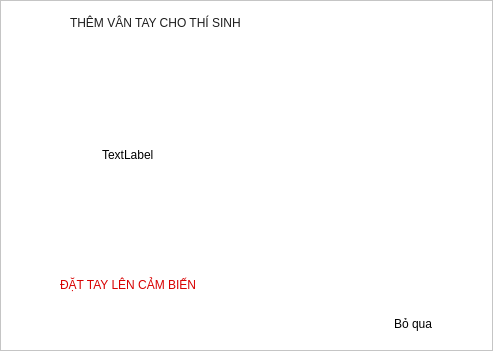
First picture: the form in SettingScreen/Ui/CacBuocThemDuLieu/ThemVanTayThiSinh.ui, repository Lam-dev/TheoryFaceRecognition, before the edit.
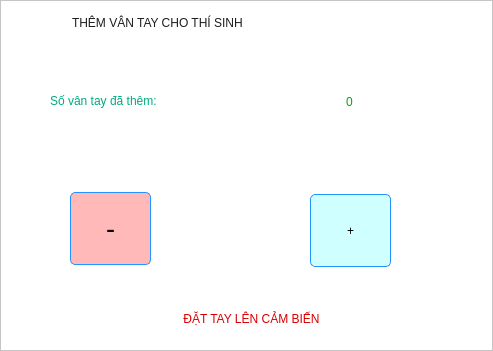
Second picture: the form after the edit.

```diff
--- a/SettingScreen/Ui/CacBuocThemDuLieu/ThemVanTayThiSinh.ui
+++ b/SettingScreen/Ui/CacBuocThemDuLieu/ThemVanTayThiSinh.ui
@@ -25,7 +25,7 @@
   <widget class="QLabel" name="label_ThemVanTayThiSinh">
    <property name="geometry">
     <rect>
-     <x>70</x>
+     <x>72</x>
      <y>6</y>
      <width>335</width>
      <height>33</height>
@@ -39,24 +39,11 @@
     <string>THÊM VÂN TAY CHO THÍ SINH</string>
    </property>
   </widget>
-  <widget class="QLabel" name="label_forShowIconAddFingerPrint">
-   <property name="geometry">
-    <rect>
-     <x>102</x>
-     <y>50</y>
-     <width>287</width>
-     <height>209</height>
-    </rect>
-   </property>
-   <property name="text">
-    <string>TextLabel</string>
-   </property>
-  </widget>
   <widget class="QLabel" name="label_forShowAnoument">
    <property name="geometry">
     <rect>
-     <x>60</x>
-     <y>264</y>
+     <x>64</x>
+     <y>298</y>
      <width>375</width>
      <height>41</height>
     </rect>
@@ -68,18 +55,99 @@
    <property name="text">
     <string>ĐẶT TAY LÊN CẢM BIẾN</string>
    </property>
+   <property name="alignment">
+    <set>Qt::AlignCenter</set>
+   </property>
   </widget>
   <widget class="QLabel" name="label_skipAddFGP">
    <property name="geometry">
     <rect>
-     <x>394</x>
-     <y>308</y>
-     <width>85</width>
-     <height>31</height>
+     <x>50</x>
+     <y>72</y>
+     <width>273</width>
+     <height>57</height>
     </rect>
    </property>
+   <property name="styleSheet">
+    <string notr="true">color: rgb(0, 170, 127);
+font: 75 bold 18pt &quot;Ubuntu&quot;;</string>
+   </property>
    <property name="text">
-    <string>Bỏ qua</string>
+    <string>Số vân tay đã thêm:</string>
+   </property>
+  </widget>
+  <widget class="QLabel" name="label_numberFGPadded">
+   <property name="geometry">
+    <rect>
+     <x>346</x>
+     <y>42</y>
+     <width>89</width>
+     <height>119</height>
+    </rect>
+   </property>
+   <property name="styleSheet">
+    <string notr="true">color: rgb(0, 170, 0);
+font: 75 bold 70pt &quot;Ubuntu&quot;;</string>
+   </property>
+   <property name="text">
+    <string>0</string>
+   </property>
+  </widget>
+  <widget class="QPushButton" name="pushButton_addFGP">
+   <property name="geometry">
+    <rect>
+     <x>310</x>
+     <y>194</y>
+     <width>81</width>
+     <height>73</height>
+    </rect>
+   </property>
+   <property name="styleSheet">
+    <string notr="true">background-color: rgba(85, 255, 255, 70);
+font: 75 20pt &quot;Ubuntu&quot;;
+border-radius:5px;
+border-color:rgb(33, 148, 255);
+border-width:1px;
+border-style:solid;</string>
+   </property>
+   <property name="text">
+    <string>+</string>
+   </property>
+  </widget>
+  <widget class="QPushButton" name="pushButton_deleteAllFeature">
+   <property name="geometry">
+    <rect>
+     <x>70</x>
+     <y>192</y>
+     <width>81</width>
+     <height>73</height>
+    </rect>
+   </property>
+   <property name="font">
+    <font>
+     <family>Ubuntu</family>
+     <pointsize>20</pointsize>
+     <weight>9</weight>
+     <italic>false</italic>
+     <bold>false</bold>
+     <underline>false</underline>
+     <strikeout>false</strikeout>
+     <stylestrategy>PreferDefault</stylestrategy>
+    </font>
+   </property>
+   <property name="mouseTracking">
+    <bool>false</bool>
+   </property>
+   <property name="styleSheet">
+    <string notr="true">background-color: rgba(255, 0, 0, 70);
+font: 75 20pt &quot;Ubuntu&quot;;
+border-radius:5px;
+border-color:rgb(33, 148, 255);
+border-width:1px;
+border-style:solid;</string>
+   </property>
+   <property name="text">
+    <string>-</string>
    </property>
   </widget>
  </widget>
```
Left out of the diff: 5 changed lines with no effect on the pictures.
